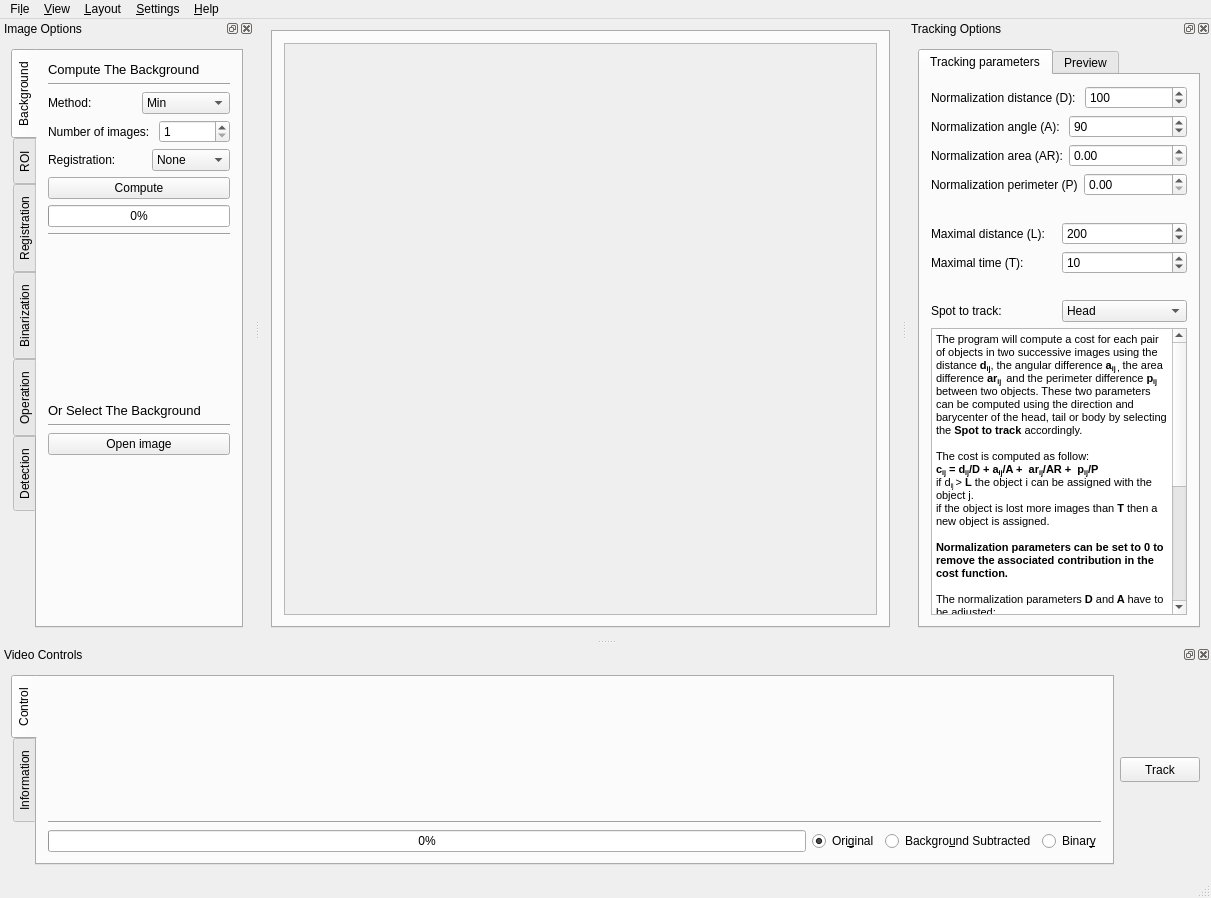
Above: src/interactive.ui from FastTrackOrg/FastTrack before the change. Below: the same form after it.
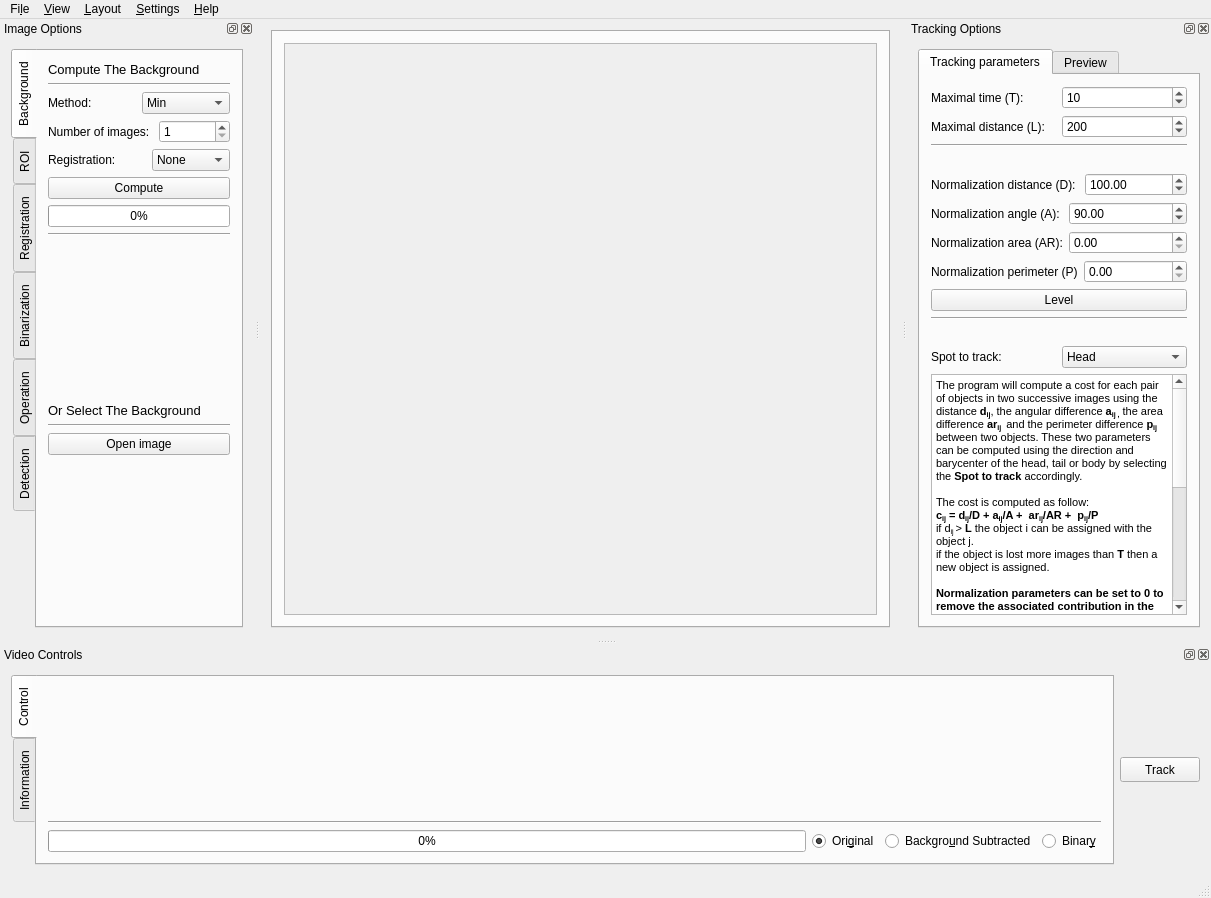
That is the form after the change. Custom widgets are drawn as their Qt base class.

Commit message: [add] interective| batch: AutoLevel ui element

The edit to the form file:
```diff
--- a/src/interactive.ui
+++ b/src/interactive.ui
@@ -110,31 +110,7 @@
          <string>Tracking parameters</string>
         </attribute>
         <layout class="QGridLayout" name="gridLayout_11">
-         <item row="0" column="0">
-          <layout class="QHBoxLayout" name="horizontalLayout_11">
-           <item>
-            <widget class="QLabel" name="label_13">
-             <property name="text">
-              <string>Normalization distance (D): </string>
-             </property>
-            </widget>
-           </item>
-           <item>
-            <widget class="QSpinBox" name="maxL">
-             <property name="minimum">
-              <number>0</number>
-             </property>
-             <property name="maximum">
-              <number>99999999</number>
-             </property>
-             <property name="value">
-              <number>100</number>
-             </property>
-            </widget>
-           </item>
-          </layout>
-         </item>
-         <item row="1" column="0">
+         <item row="6" column="0">
           <layout class="QHBoxLayout" name="horizontalLayout_12">
            <item>
             <widget class="QLabel" name="label_14">
@@ -144,107 +120,18 @@
             </widget>
            </item>
            <item>
-            <widget class="QSpinBox" name="maxT">
-             <property name="minimum">
-              <number>0</number>
-             </property>
+            <widget class="QDoubleSpinBox" name="maxT">
              <property name="maximum">
-              <number>360</number>
+              <double>9999.000000000000000</double>
              </property>
              <property name="value">
-              <number>90</number>
+              <double>90.000000000000000</double>
              </property>
             </widget>
            </item>
           </layout>
          </item>
-         <item row="2" column="0">
-          <layout class="QHBoxLayout" name="horizontalLayout_21">
-           <item>
-            <widget class="QLabel" name="label_19">
-             <property name="text">
-              <string>Normalization area (AR):</string>
-             </property>
-            </widget>
-           </item>
-           <item>
-            <widget class="QDoubleSpinBox" name="normArea"/>
-           </item>
-          </layout>
-         </item>
-         <item row="3" column="0">
-          <layout class="QHBoxLayout" name="horizontalLayout_22">
-           <item>
-            <widget class="QLabel" name="label_28">
-             <property name="text">
-              <string>Normalization perimeter (P)</string>
-             </property>
-            </widget>
-           </item>
-           <item>
-            <widget class="QDoubleSpinBox" name="normPerim"/>
-           </item>
-          </layout>
-         </item>
-         <item row="4" column="0">
-          <spacer name="horizontalSpacer">
-           <property name="orientation">
-            <enum>Qt::Horizontal</enum>
-           </property>
-           <property name="sizeHint" stdset="0">
-            <size>
-             <width>40</width>
-             <height>20</height>
-            </size>
-           </property>
-          </spacer>
-         </item>
-         <item row="5" column="0">
-          <layout class="QHBoxLayout" name="horizontalLayout_13">
-           <item>
-            <widget class="QLabel" name="label_15">
-             <property name="text">
-              <string>Maximal distance (L): </string>
-             </property>
-            </widget>
-           </item>
-           <item>
-            <widget class="QSpinBox" name="lo">
-             <property name="maximum">
-              <number>999999</number>
-             </property>
-             <property name="value">
-              <number>200</number>
-             </property>
-            </widget>
-           </item>
-          </layout>
-         </item>
-         <item row="6" column="0">
-          <layout class="QHBoxLayout" name="horizontalLayout_14">
-           <item>
-            <widget class="QLabel" name="label_16">
-             <property name="text">
-              <string>Maximal time (T): </string>
-             </property>
-            </widget>
-           </item>
-           <item>
-            <widget class="QSpinBox" name="to">
-             <property name="minimum">
-              <number>1</number>
-             </property>
-             <property name="maximum">
-              <number>999999</number>
-             </property>
-             <property name="value">
-              <number>10</number>
-             </property>
-            </widget>
-           </item>
-          </layout>
-         </item>
-         <item row="7" column="0">
+         <item row="13" column="0">
           <spacer name="horizontalSpacer_2">
            <property name="orientation">
             <enum>Qt::Horizontal</enum>
@@ -257,32 +144,30 @@
            </property>
           </spacer>
          </item>
-         <item row="8" column="0">
-          <layout class="QHBoxLayout" name="horizontalLayout_15">
+         <item row="12" column="0">
+          <widget class="Line" name="line_11">
+           <property name="orientation">
+            <enum>Qt::Horizontal</enum>
+           </property>
+          </widget>
+         </item>
+         <item row="5" column="0">
+          <layout class="QHBoxLayout" name="horizontalLayout_11">
            <item>
-            <widget class="QLabel" name="label_17">
+            <widget class="QLabel" name="label_13">
              <property name="text">
-              <string>Spot to track: </string>
+              <string>Normalization distance (D): </string>
              </property>
             </widget>
            </item>
            <item>
-            <widget class="QComboBox" name="spot">
-             <item>
-              <property name="text">
-               <string>Head</string>
-              </property>
-             </item>
-             <item>
-              <property name="text">
-               <string>Tail</string>
-              </property>
-             </item>
-             <item>
-              <property name="text">
-               <string>Body</string>
-              </property>
-             </item>
+            <widget class="QDoubleSpinBox" name="maxL">
+             <property name="maximum">
+              <double>9999.000000000000000</double>
+             </property>
+             <property name="value">
+              <double>100.000000000000000</double>
+             </property>
             </widget>
            </item>
           </layout>
@@ -290,7 +175,7 @@
          <item row="9" column="0">
           <layout class="QHBoxLayout" name="horizontalLayout_17"/>
          </item>
-         <item row="10" column="0">
+         <item row="17" column="0">
           <widget class="QTextBrowser" name="textBrowser">
            <property name="html">
             <string>&lt;!DOCTYPE HTML PUBLIC &quot;-//W3C//DTD HTML 4.0//EN&quot; &quot;http://www.w3.org/TR/REC-html40/strict.dtd&quot;&gt;
@@ -318,6 +203,147 @@
            </property>
           </widget>
          </item>
+         <item row="7" column="0">
+          <layout class="QHBoxLayout" name="horizontalLayout_21">
+           <item>
+            <widget class="QLabel" name="label_19">
+             <property name="text">
+              <string>Normalization area (AR):</string>
+             </property>
+            </widget>
+           </item>
+           <item>
+            <widget class="QDoubleSpinBox" name="normArea">
+             <property name="maximum">
+              <double>99999.000000000000000</double>
+             </property>
+            </widget>
+           </item>
+          </layout>
+         </item>
+         <item row="15" column="0">
+          <layout class="QHBoxLayout" name="horizontalLayout_15">
+           <item>
+            <widget class="QLabel" name="label_17">
+             <property name="text">
+              <string>Spot to track: </string>
+             </property>
+            </widget>
+           </item>
+           <item>
+            <widget class="QComboBox" name="spot">
+             <item>
+              <property name="text">
+               <string>Head</string>
+              </property>
+             </item>
+             <item>
+              <property name="text">
+               <string>Tail</string>
+              </property>
+             </item>
+             <item>
+              <property name="text">
+               <string>Body</string>
+              </property>
+             </item>
+            </widget>
+           </item>
+          </layout>
+         </item>
+         <item row="1" column="0">
+          <layout class="QHBoxLayout" name="horizontalLayout_14">
+           <item>
+            <widget class="QLabel" name="label_16">
+             <property name="text">
+              <string>Maximal time (T): </string>
+             </property>
+            </widget>
+           </item>
+           <item>
+            <widget class="QSpinBox" name="to">
+             <property name="minimum">
+              <number>1</number>
+             </property>
+             <property name="maximum">
+              <number>999999</number>
+             </property>
+             <property name="value">
+              <number>10</number>
+             </property>
+            </widget>
+           </item>
+          </layout>
+         </item>
+         <item row="3" column="0">
+          <widget class="Line" name="line_9">
+           <property name="orientation">
+            <enum>Qt::Horizontal</enum>
+           </property>
+          </widget>
+         </item>
+         <item row="11" column="0">
+          <widget class="QPushButton" name="levelButton">
+           <property name="toolTip">
+            <string>Set parameters to a neutral weight</string>
+           </property>
+           <property name="text">
+            <string>Level</string>
+           </property>
+          </widget>
+         </item>
+         <item row="4" column="0">
+          <spacer name="horizontalSpacer">
+           <property name="orientation">
+            <enum>Qt::Horizontal</enum>
+           </property>
+           <property name="sizeHint" stdset="0">
+            <size>
+             <width>40</width>
+             <height>20</height>
+            </size>
+           </property>
+          </spacer>
+         </item>
+         <item row="2" column="0">
+          <layout class="QHBoxLayout" name="horizontalLayout_13">
+           <item>
+            <widget class="QLabel" name="label_15">
+             <property name="text">
+              <string>Maximal distance (L): </string>
+             </property>
+            </widget>
+           </item>
+           <item>
+            <widget class="QSpinBox" name="lo">
+             <property name="maximum">
+              <number>999999</number>
+             </property>
+             <property name="value">
+              <number>200</number>
+             </property>
+            </widget>
+           </item>
+          </layout>
+         </item>
+         <item row="8" column="0">
+          <layout class="QHBoxLayout" name="horizontalLayout_22">
+           <item>
+            <widget class="QLabel" name="label_28">
+             <property name="text">
+              <string>Normalization perimeter (P)</string>
+             </property>
+            </widget>
+           </item>
+           <item>
+            <widget class="QDoubleSpinBox" name="normPerim">
+             <property name="maximum">
+              <double>99999.000000000000000</double>
+             </property>
+            </widget>
+           </item>
+          </layout>
+         </item>
         </layout>
        </widget>
        <widget class="QWidget" name="tabWidget_2Page2">
```
Left out of the diff: 6 changed lines with no effect on the pictures. The commit also changes 2 other files.
